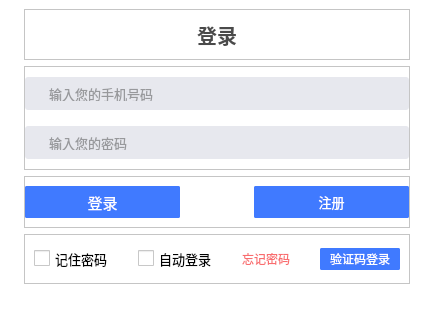
Old version of the form passwordloginpage.ui in the repository ZhouMei20220810/TEST.
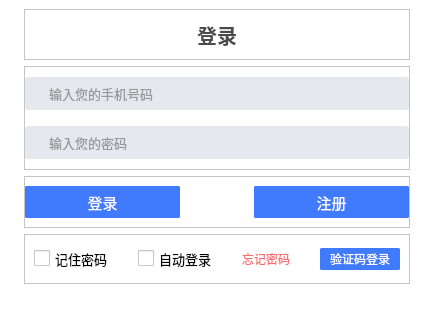
New version of the form. Icons and pictures are not drawn.

Commit message: 调整注册字体大小

```diff
--- a/passwordloginpage.ui
+++ b/passwordloginpage.ui
@@ -350,7 +350,7 @@
         </property>
         <property name="font">
          <font>
-          <pointsize>10</pointsize>
+          <pointsize>11</pointsize>
          </font>
         </property>
         <property name="cursor">
```
